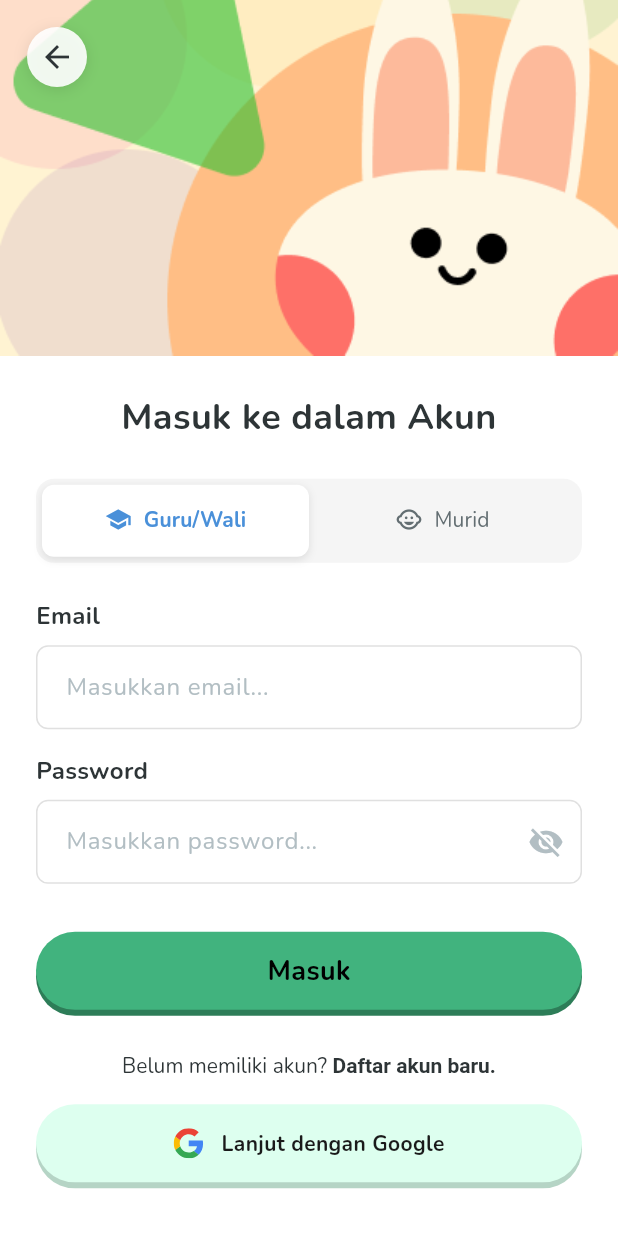
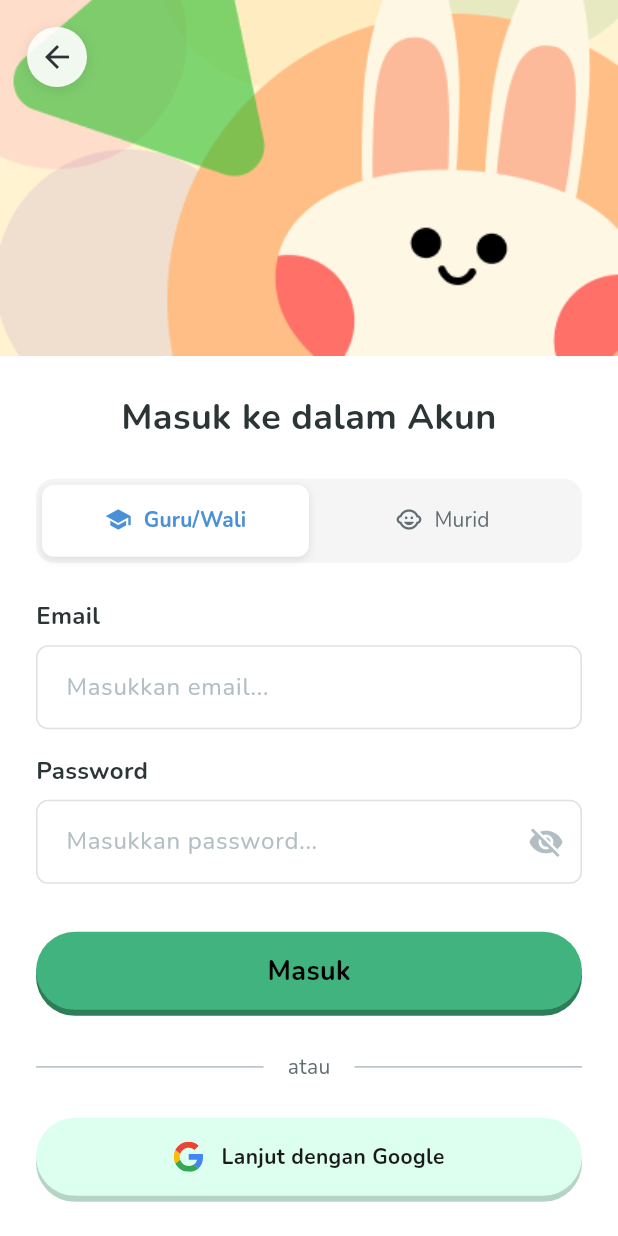
Before and after one commit to paranroman/bisimo, a Flutter app: the SignInScreen screen opened by its route, scrolled down 226 dp, on a phone screen of 412 x 824 dp. Run offline on Flutter 3.47's test engine with Material 3 defaults, Android fonts, the phone set to English and light mode, and no system bars; our stand-ins replace camera, cloud_firestore, firebase_auth, firebase_core, firebase_crashlytics, flutter_screenutil and 6 more; missing offline and left inert: google_mlkit_face_detection, hand_landmarker, mobile_scanner; accounts and stored records are empty.

Commit message:
feat: add divider to sign-in screen

```diff
--- a/lib/features/auth/screens/sign_in_screen.dart
+++ b/lib/features/auth/screens/sign_in_screen.dart
@@ -396,6 +396,39 @@ class _SignInScreenState extends State<SignInScreen> with SingleTickerProviderSt
         ),
         const SizedBox(height: AppSizes.spaceL),
 
+        // OR Divider
+          Row(
+            children: [
+              const Expanded(child: Divider(color: AppColors.textHint)),
+              Padding(
+                padding: const EdgeInsets.symmetric(horizontal: AppSizes.paddingM),
+                child: Text(
+                  'atau',
+                  style: TextStyle(
+                    fontFamily: AppFonts.nunito,
+                    fontSize: 14,
+                    color: AppColors.textSecondary,
+                  ),
+                ),
+              ),
+              const Expanded(child: Divider(color: AppColors.textHint)),
+            ],
+          ),
+          const SizedBox(height: AppSizes.spaceL),
+
+        // Google Sign Up Button
+        Center(
+          child: _isGoogleLoading
+              ? const CircularProgressIndicator(color: AppColors.primary)
+              : PrimaryButton.google(
+                  onPressed: _handleGoogleSignUp,
+                  prefixIcon: const GoogleIcon(size: 20),
+                  width: MediaQuery.of(context).size.width - (AppSizes.paddingL * 2),
+                  height: 52,
+                ),
+        ),
+        const SizedBox(height: AppSizes.spaceL),
+
         // Sign Up Link
         Center(
           child: GestureDetector(
@@ -421,19 +454,8 @@ class _SignInScreenState extends State<SignInScreen> with SingleTickerProviderSt
             ),
           ),
         ),
-        const SizedBox(height: AppSizes.spaceM),
+        const SizedBox(height: AppSizes.spaceXL),
 
-        Center(
-          child: _isGoogleLoading
-              ? const CircularProgressIndicator(color: AppColors.primary)
-              : PrimaryButton.google(
-                  onPressed: _handleGoogleSignUp,
-                  prefixIcon: const GoogleIcon(size: 20),
-                  width: MediaQuery.of(context).size.width - (AppSizes.paddingL * 2),
-                  height: 52,
-                ),
-        ),
-        const SizedBox(height: AppSizes.spaceXL),
       ],
     );
   }
```
